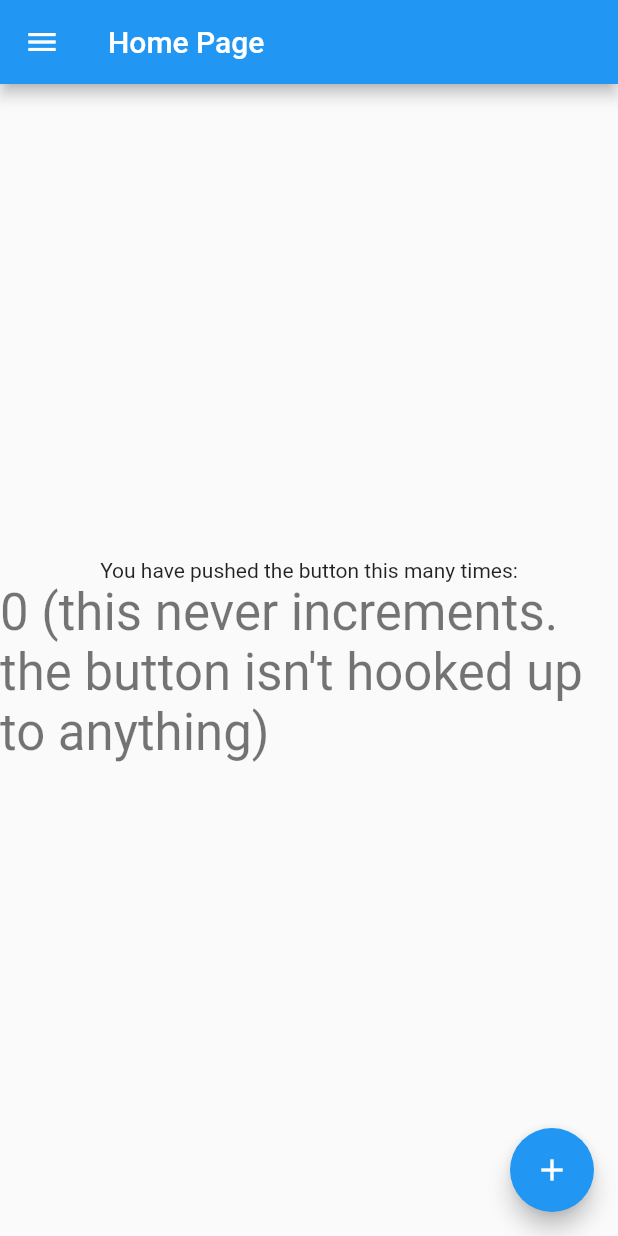
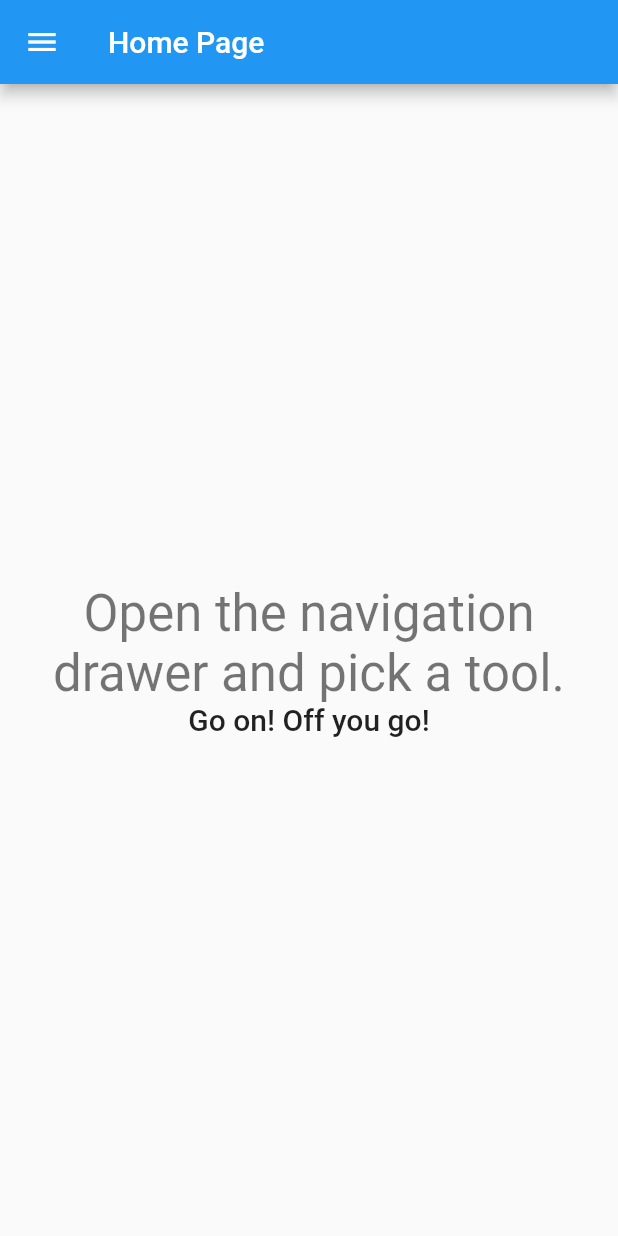
Before and after one commit to IncPlusPlus/chemistry-catalyst, a Flutter app: the screen it shows after launch, on a phone screen of 412 x 824 dp. Run offline on Flutter 3.47's test engine with Material 2 defaults, Android fonts, the phone set to English and light mode, and no system bars; our stand-ins replace auto_size_text, decimal, package_info_plus; missing offline and left inert: autocomplete_textfield_ns, create_atom, more, periodic_table.

Commit message:
Make a proper landing page (#33)

```diff
--- a/lib/screens/home_screen.dart
+++ b/lib/screens/home_screen.dart
@@ -35,20 +35,18 @@ class HomePage extends StatelessWidget {
           mainAxisAlignment: MainAxisAlignment.center,
           children: <Widget>[
             Text(
-              'You have pushed the button this many times:',
+              'Open the navigation drawer and pick a tool.',
+              style: Theme.of(context).textTheme.headline4,
+              textAlign: TextAlign.center,
             ),
             Text(
-              '0 (this never increments. the button isn\'t hooked up to anything)',
-              style: Theme.of(context).textTheme.headline4,
+              'Go on! Off you go!',
+              textAlign: TextAlign.center,
+              style: Theme.of(context).textTheme.headline6,
             ),
           ],
         ),
       ),
-      floatingActionButton: FloatingActionButton(
-        onPressed: () => AlertDialog(),
-        tooltip: 'Increment',
-        child: Icon(Icons.add),
-      ), // This trailing comma makes auto-formatting nicer for build methods.
     );
   }
 }
```
